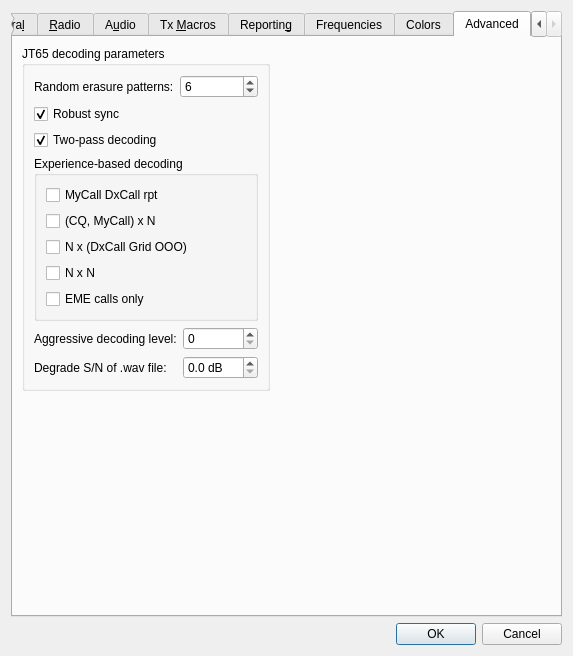
This is Configuration.ui in saitohirga/WSJT-X as Qt 5 draws it before an edit. The edited form follows.
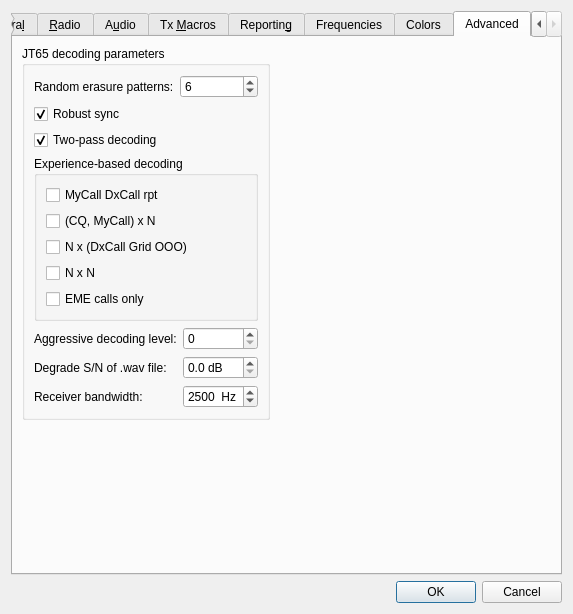
This is the edited form. The open tabs and pages were chosen to show the change.

Commit message: Calibration of the "Degrade S/N of .wav file" requires knowledge of receiver bandwidth.

The edit to the form file:
```diff
--- a/Configuration.ui
+++ b/Configuration.ui
@@ -2,6 +2,14 @@
 <ui version="4.0">
  <class>configuration_dialog</class>
  <widget class="QDialog" name="configuration_dialog">
+  <property name="geometry">
+   <rect>
+    <x>0</x>
+    <y>0</y>
+    <width>545</width>
+    <height>614</height>
+   </rect>
+  </property>
   <property name="windowTitle">
    <string>Settings</string>
   </property>
@@ -2296,6 +2304,29 @@
               </property>
              </widget>
             </item>
+            <item row="2" column="0">
+             <widget class="QLabel" name="label_9">
+              <property name="text">
+               <string>Receiver bandwidth:</string>
+              </property>
+             </widget>
+            </item>
+            <item row="2" column="1">
+             <widget class="QSpinBox" name="sbBandwidth">
+              <property name="suffix">
+               <string>  Hz</string>
+              </property>
+              <property name="maximum">
+               <number>6000</number>
+              </property>
+              <property name="singleStep">
+               <number>100</number>
+              </property>
+              <property name="value">
+               <number>2500</number>
+              </property>
+             </widget>
+            </item>
            </layout>
           </item>
          </layout>
```
Left out of the diff: 8 changed lines with no effect on the pictures. The commit also changes 4 other files.
